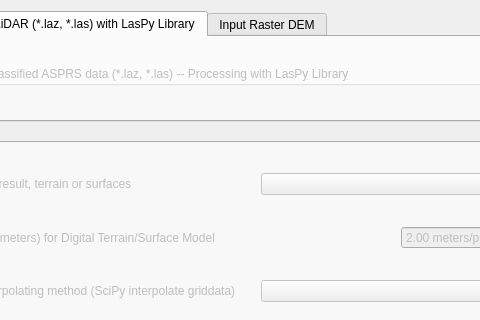
This is batch_hillshader_dialog_base.ui in PANOimagen/batch_hillshader as Qt 5 draws it before an edit; both pictures show x 92 to 572 and y 0 to 320 of the 700 by 633 pixel window. The edited form follows.
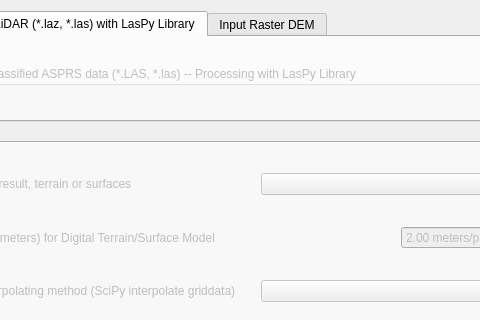
This is the edited form.

Diff of the .ui file:
```diff
--- a/batch_hillshader_dialog_base.ui
+++ b/batch_hillshader_dialog_base.ui
@@ -660,7 +660,7 @@
           <bool>false</bool>
          </property>
          <property name="title">
-          <string>Set LiDAR classified ASPRS data (*.laz, *.las) -- Processing with LasPy Library</string>
+          <string>Set LiDAR classified ASPRS data (*.LAS, *.las) -- Processing with LasPy Library</string>
          </property>
          <layout class="QGridLayout" name="gridLayout_4">
           <item row="4" column="0">
```
